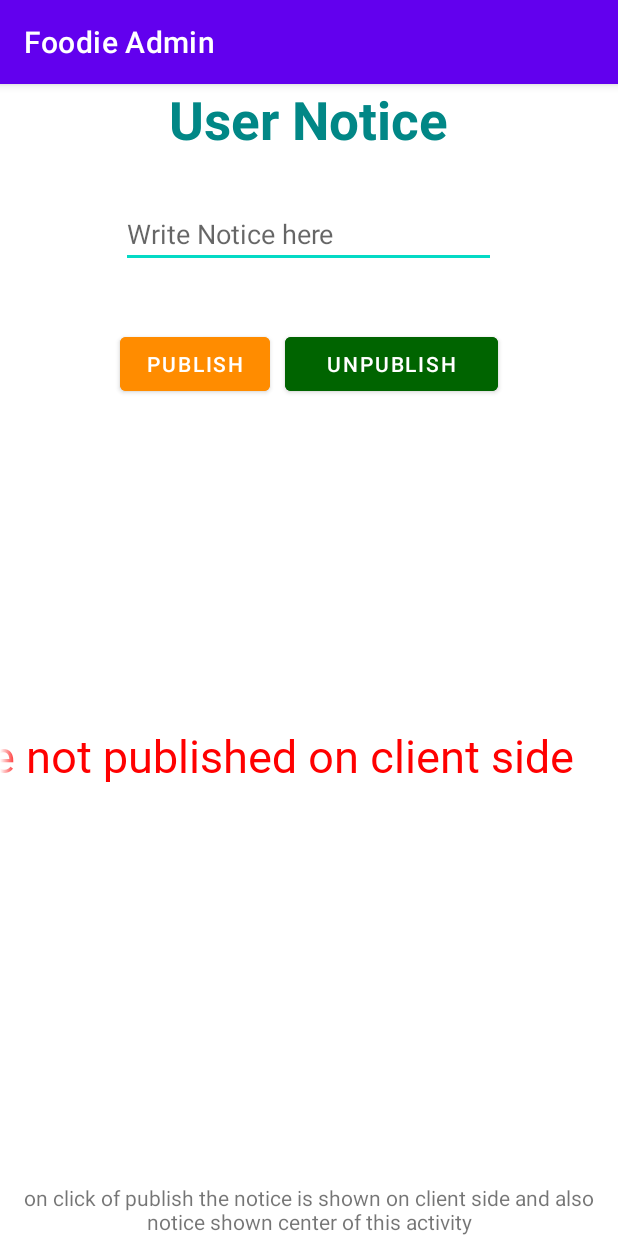
After one commit to yogesh-bhanushali-24/The-Foodies-Admin, an Android app: the NoticeActivity screen opened directly, with no data from a screen before it, on a phone screen of 412 x 824 dp. The commit adds this screen. Run offline under Robolectric (Android 15) with nearby library versions, the phone set to English and light mode, and no system bars; our stand-ins replace Firebase (no records; nobody signed in at launch, a user with empty details on screens opened directly); Roboto replaces fonts that are not available here.

Commit message:
Notice complete

```diff
--- /dev/null
+++ b/app/src/main/java/com/example/casestudyadmin/NoticeActivity.java
@@ -0,0 +1,90 @@
+package com.example.casestudyadmin;
+
+import androidx.annotation.NonNull;
+import androidx.appcompat.app.AppCompatActivity;
+
+import android.os.Bundle;
+import android.text.TextUtils;
+import android.view.View;
+import android.widget.Button;
+import android.widget.EditText;
+import android.widget.TextView;
+import android.widget.Toast;
+
+import com.google.firebase.database.DataSnapshot;
+import com.google.firebase.database.DatabaseError;
+import com.google.firebase.database.DatabaseReference;
+import com.google.firebase.database.FirebaseDatabase;
+import com.google.firebase.database.ValueEventListener;
+
+public class NoticeActivity extends AppCompatActivity {
+    private EditText note;
+    private Button pub, upub;
+
+    FirebaseDatabase database;
+    DatabaseReference reference;
+    TextView txtMarquee;
+    String s1;
+
+    @Override
+    protected void onCreate(Bundle savedInstanceState) {
+        super.onCreate(savedInstanceState);
+        setContentView(R.layout.activity_notice);
+
+        note = findViewById(R.id.EditNotice);
+        pub = findViewById(R.id.publish);
+        upub = findViewById(R.id.unpublish);
+        txtMarquee = findViewById(R.id.MarqueeText);
+
+
+        database = FirebaseDatabase.getInstance();
+        reference = database.getReference().child("Notice");
+        reference.addValueEventListener(new ValueEventListener() {
+            @Override
+            public void onDataChange(@NonNull DataSnapshot snapshot) {
+
+                if (!snapshot.exists()) {
+                    txtMarquee.setText("Notice not published on client side ");
+                    txtMarquee.setSelected(true);
+                } else {
+                    s1 = snapshot.getValue().toString();
+                    txtMarquee.setText(s1);
+                    txtMarquee.setSelected(true);
+                }
+
+            }
+
+            @Override
+            public void onCancelled(@NonNull DatabaseError error) {
+
+            }
+        });
+
+
+        pub.setOnClickListener(new View.OnClickListener() {
+            @Override
+            public void onClick(View view) {
+
+                if (!note.getText().toString().isEmpty()) {
+                    String noteValue = note.getText().toString();
+                    reference.setValue(noteValue);
+                    note.setText("");
+                    Toast.makeText(NoticeActivity.this, "Notice Published Successfully", Toast.LENGTH_SHORT).show();
+                } else {
+                    Toast.makeText(NoticeActivity.this, "Field Is Empty", Toast.LENGTH_SHORT).show();
+                }
+            }
+        });
+
+        upub.setOnClickListener(new View.OnClickListener() {
+            @Override
+            public void onClick(View view) {
+                reference.removeValue();
+                Toast.makeText(NoticeActivity.this, "Notice Unpublished successfully", Toast.LENGTH_SHORT).show();
+
+            }
+        });
+
+
+    }
+}
--- /dev/null
+++ b/app/src/main/res/layout/activity_notice.xml
@@ -0,0 +1,82 @@
+<?xml version="1.0" encoding="utf-8"?>
+<RelativeLayout xmlns:android="http://schemas.android.com/apk/res/android"
+    xmlns:app="http://schemas.android.com/apk/res-auto"
+    xmlns:tools="http://schemas.android.com/tools"
+    android:layout_width="match_parent"
+    android:layout_height="match_parent"
+    tools:context=".NoticeActivity">
+
+
+    <TextView
+        android:id="@+id/lblNotice"
+        android:layout_width="wrap_content"
+        android:layout_height="wrap_content"
+        android:text="User Notice"
+        android:textSize="35dp"
+        android:textStyle="bold"
+        android:textColor="@color/teal_700"
+        android:layout_centerHorizontal="true" />
+
+    <EditText
+        android:id="@+id/EditNotice"
+        android:layout_width="250dp"
+        android:layout_height="wrap_content"
+        android:layout_centerHorizontal="true"
+        android:layout_below="@+id/lblNotice"
+        android:hint="Write Notice here"
+        android:layout_marginTop="30dp" />
+
+    <com.google.android.material.button.MaterialButton
+        android:id="@+id/publish"
+        android:layout_width="100dp"
+        android:layout_height="wrap_content"
+        android:text="Publish"
+        android:backgroundTint="#FF8C00"
+        android:layout_below="@+id/EditNotice"
+        android:layout_marginLeft="80dp"
+        android:layout_marginTop="40dp" />
+
+    <com.google.android.material.button.MaterialButton
+        android:id="@+id/unpublish"
+        android:layout_width="100dp"
+        android:layout_height="wrap_content"
+        android:text="UnPublish"
+        android:backgroundTint="#006400"
+        android:layout_below="@+id/EditNotice"
+        android:layout_alignParentRight="true"
+        android:layout_marginTop="40dp"
+        android:layout_marginRight="80dp"
+        android:layout_marginLeft="10dp"
+        android:layout_toRightOf="@+id/publish"
+
+        />
+
+
+    <TextView
+        android:text="After Publish Notice it will like this "
+        android:id="@+id/MarqueeText"
+        android:layout_width="fill_parent"
+        android:layout_height="wrap_content"
+        android:singleLine="true"
+        android:ellipsize="marquee"
+        android:marqueeRepeatLimit="marquee_forever"
+        android:scrollHorizontally="true"
+        android:layout_alignParentBottom="true"
+        android:layout_marginBottom="300dp"
+        android:focusable="true"
+        android:focusableInTouchMode="true"
+        android:freezesText="true"
+        android:textSize="30dp"
+        android:textColor="#FF0000"
+        android:fontFamily="@font/poppins_medium" />
+
+
+    <com.google.android.material.textview.MaterialTextView
+        android:layout_width="wrap_content"
+        android:layout_height="wrap_content"
+        android:text="on click of publish the notice is shown on client side and also notice shown center of this activity"
+        android:layout_alignParentBottom="true"
+        android:textAlignment="center" />
+
+
+</RelativeLayout>
```
Also changed, not shown: app/src/main/AndroidManifest.xml (+5 -8 lines), app/src/main/java/com/example/casestudyadmin/MainActivity.java (+10 -1 lines), app/src/main/java/com/example/casestudyadmin/ShowAllFoodsadapter.java (+55 -3 lines), app/src/main/res/layout/activity_main.xml (+5 -3 lines), app/src/main/res/drawable/finalnotice.png (added).
